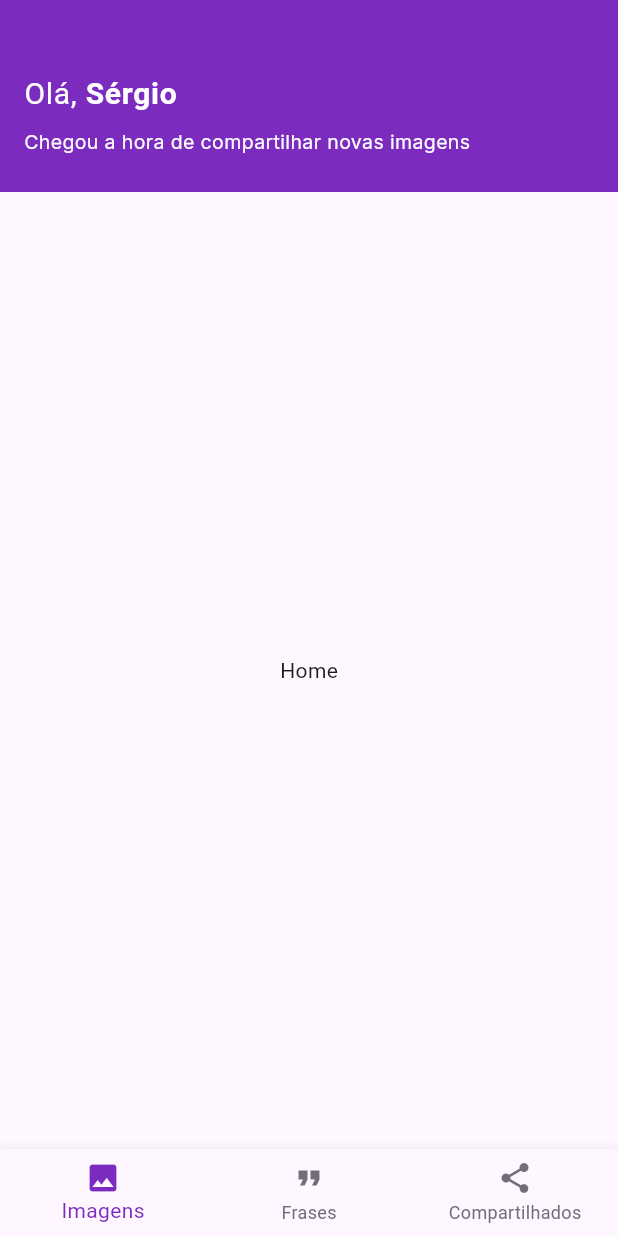
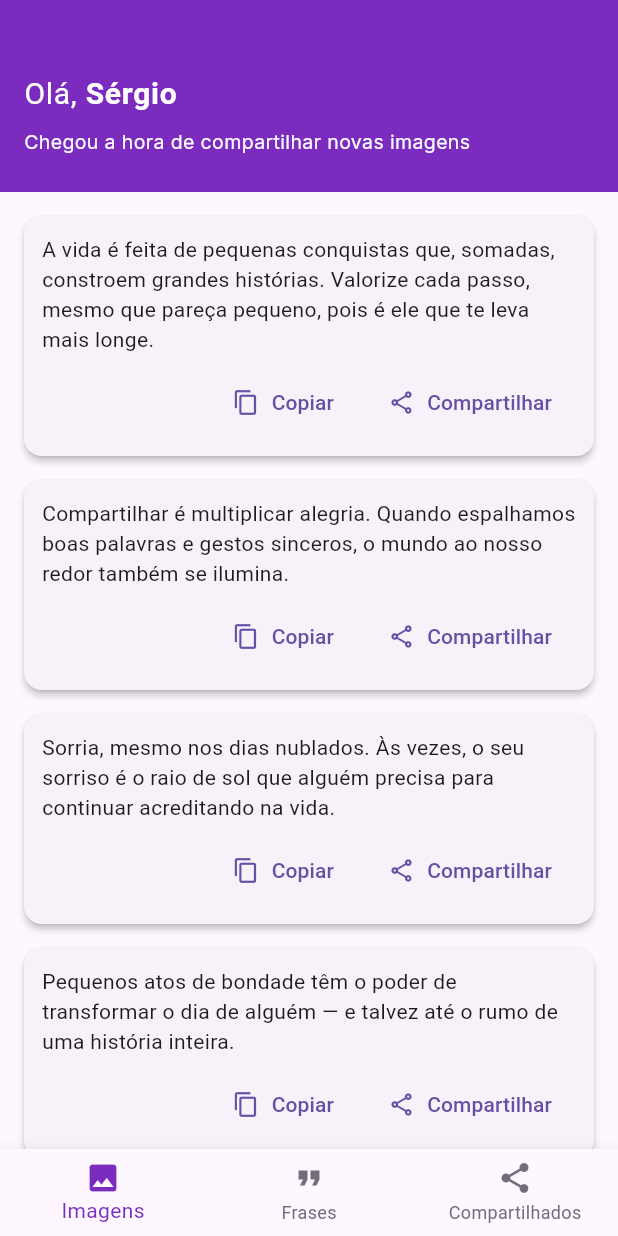
Before and after one commit to smborgesMobile/Flutter_Phrases_to_Share, a Flutter app: the screen it shows after launch, on a phone screen of 412 x 824 dp. Run offline on Flutter 3.47's test engine with Material 3 defaults, Android fonts, the light colour scheme and no system bars; our stand-ins replace google_fonts.

Commit message:
feat: create first mock screen

```diff
--- a/lib/main.dart
+++ b/lib/main.dart
@@ -2,6 +2,7 @@ import 'package:flutter/material.dart';
 import 'package:phrases_to_share/shared/themes/app_colors.dart';
 import 'package:phrases_to_share/shared/widgets/app_bar/app_bar_widget.dart';
 import 'package:phrases_to_share/shared/widgets/bottom_navigation/bottom_navigation_widget.dart';
+import 'package:phrases_to_share/shared/widgets/phrase_card/phrase_card.dart';
 
 void main() {
   runApp(const MainApp());
@@ -23,10 +24,36 @@ class _MainAppState extends State<MainApp> {
 
   @override
   Widget build(BuildContext context) {
+    final samplePhrases = [
+      'A vida é feita de pequenas conquistas que, somadas, constroem grandes histórias. Valorize cada passo, mesmo que pareça pequeno, pois é ele que te leva mais longe.',
+      'Compartilhar é multiplicar alegria. Quando espalhamos boas palavras e gestos sinceros, o mundo ao nosso redor também se ilumina.',
+      'Sorria, mesmo nos dias nublados. Às vezes, o seu sorriso é o raio de sol que alguém precisa para continuar acreditando na vida.',
+      'Pequenos atos de bondade têm o poder de transformar o dia de alguém — e talvez até o rumo de uma história inteira.',
+      'Nem sempre o caminho mais rápido é o melhor. A jornada se torna mais bonita quando aprendemos a apreciar o que encontramos pelo caminho.',
+      'Gratidão transforma o que temos em suficiente, e o que vivemos em aprendizado. É o primeiro passo para uma vida mais leve.',
+      'Você não precisa ter todas as respostas agora. Às vezes, basta dar o próximo passo com fé de que o caminho vai se revelar.',
+      'O tempo passa, as coisas mudam, mas as boas intenções e os gestos verdadeiros permanecem como marcas de amor no coração das pessoas.',
+    ];
+
     final bodies = [
-      const Center(child: Text('Home')),
-      const Center(child: Text('Profile')),
-      const Center(child: Text('Settings')),
+      // Home -> lista de frases
+      ListView.builder(
+        padding: const EdgeInsets.only(top: 8, bottom: 8),
+        itemCount: samplePhrases.length,
+        itemBuilder: (context, i) {
+          return PhraseCard(
+            phrase: samplePhrases[i],
+            onShare: () {
+              // placeholder: imprimir no console por enquanto
+              ScaffoldMessenger.of(context).showSnackBar(
+                SnackBar(content: Text('Compartilhar: ${samplePhrases[i]}')),
+              );
+            },
+          );
+        },
+      ),
+      const Center(child: Text('Frases')),
+      const Center(child: Text('Share')),
     ];
 
     return MaterialApp(
--- /dev/null
+++ b/lib/shared/widgets/phrase_card/phrase_card.dart
@@ -0,0 +1,57 @@
+import 'package:flutter/material.dart';
+import 'package:flutter/services.dart';
+
+class PhraseCard extends StatelessWidget {
+  final String phrase;
+  final VoidCallback? onShare;
+  final VoidCallback? onCopy;
+
+  const PhraseCard({
+    super.key,
+    required this.phrase,
+    this.onShare,
+    this.onCopy,
+  });
+
+  @override
+  Widget build(BuildContext context) {
+    void defaultCopy() {
+      Clipboard.setData(ClipboardData(text: phrase));
+      ScaffoldMessenger.of(context).showSnackBar(
+        const SnackBar(content: Text('Copiado para a área de transferência')),
+      );
+    }
+
+    return Card(
+      margin: const EdgeInsets.symmetric(horizontal: 16, vertical: 8),
+      elevation: 2,
+      shape: RoundedRectangleBorder(borderRadius: BorderRadius.circular(12)),
+      child: Padding(
+        padding: const EdgeInsets.all(12.0),
+        child: Column(
+          crossAxisAlignment: CrossAxisAlignment.start,
+          children: [
+            Text(phrase, style: Theme.of(context).textTheme.bodyMedium),
+            const SizedBox(height: 8),
+            Row(
+              mainAxisAlignment: MainAxisAlignment.end,
+              children: [
+                TextButton.icon(
+                  onPressed: onCopy ?? defaultCopy,
+                  icon: const Icon(Icons.copy_outlined),
+                  label: const Text('Copiar'),
+                ),
+                const SizedBox(width: 8),
+                TextButton.icon(
+                  onPressed: onShare,
+                  icon: const Icon(Icons.share_outlined),
+                  label: const Text('Compartilhar'),
+                ),
+              ],
+            ),
+          ],
+        ),
+      ),
+    );
+  }
+}
```
